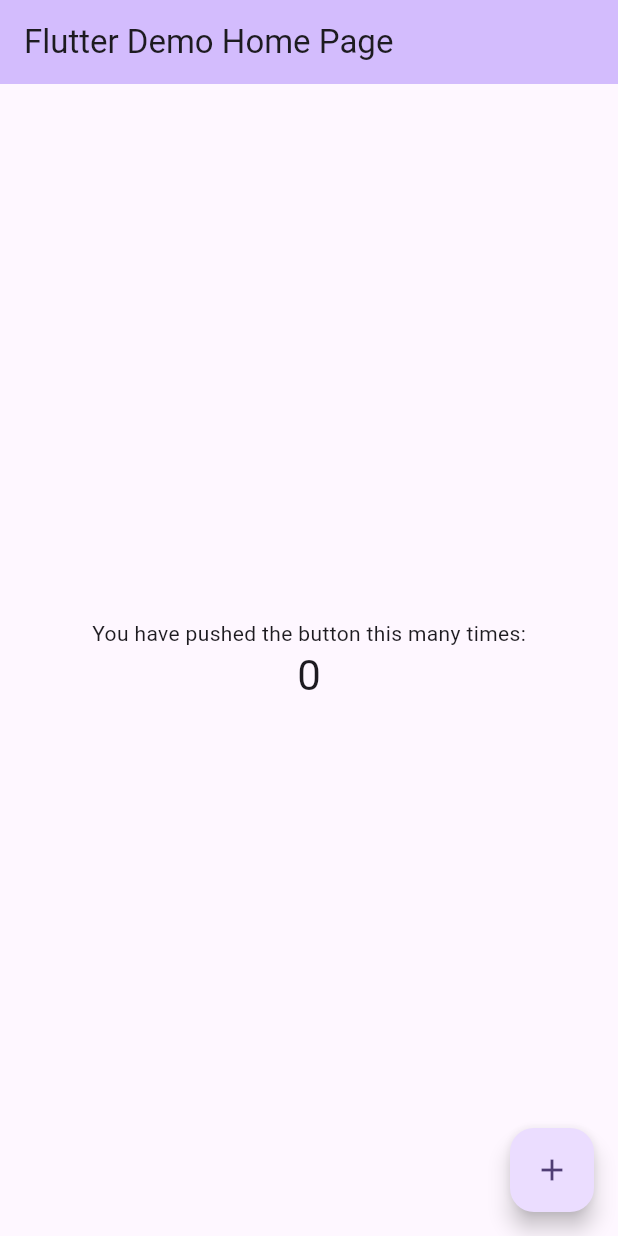
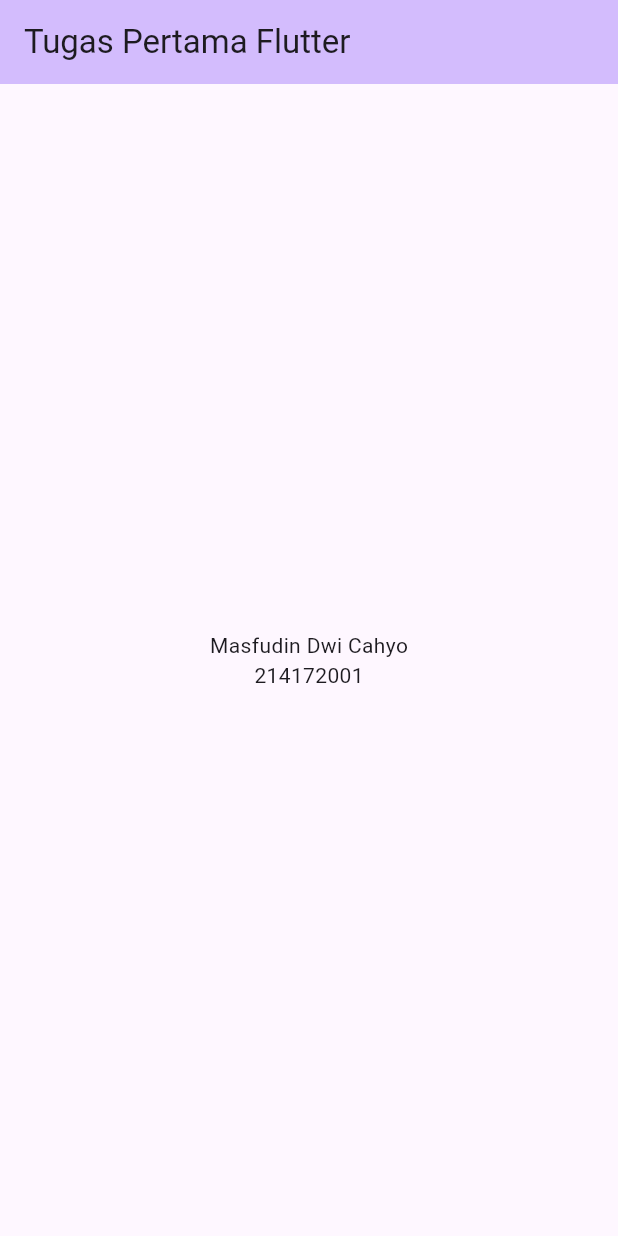
Before and after one commit to masfudindc/pemrograman_mobile_flutter, a Flutter app: the screen it shows after launch, on a phone screen of 412 x 824 dp. Run offline on Flutter 3.47's test engine with Material 2 defaults, Android fonts, the light colour scheme and no system bars.

Commit message:
Tugas pertama flutter

```diff
--- a/lib/main.dart
+++ b/lib/main.dart
@@ -31,7 +31,7 @@
         colorScheme: ColorScheme.fromSeed(seedColor: Colors.deepPurple),
         useMaterial3: true,
       ),
-      home: const MyHomePage(title: 'Flutter Demo Home Page'),
+      home: const MyHomePage(title: 'Tugas Pertama Flutter'),
     );
   }
 }
@@ -55,18 +55,6 @@
 }
 
 class _MyHomePageState extends State<MyHomePage> {
-  int _counter = 0;
-
-  void _incrementCounter() {
-    setState(() {
-      // This call to setState tells the Flutter framework that something has
-      // changed in this State, which causes it to rerun the build method below
-      // so that the display can reflect the updated values. If we changed
-      // _counter without calling setState(), then the build method would not be
-      // called again, and so nothing would appear to happen.
-      _counter++;
-    });
-  }
 
   @override
   Widget build(BuildContext context) {
@@ -90,36 +78,23 @@
         // Center is a layout widget. It takes a single child and positions it
         // in the middle of the parent.
         child: Column(
-          // Column is also a layout widget. It takes a list of children and
-          // arranges them vertically. By default, it sizes itself to fit its
-          // children horizontally, and tries to be as tall as its parent.
-          //
-          // Column has various properties to control how it sizes itself and
-          // how it positions its children. Here we use mainAxisAlignment to
-          // center the children vertically; the main axis here is the vertical
-          // axis because Columns are vertical (the cross axis would be
-          // horizontal).
-          //
-          // TRY THIS: Invoke "debug painting" (choose the "Toggle Debug Paint"
-          // action in the IDE, or press "p" in the console), to see the
-          // wireframe for each widget.
+
           mainAxisAlignment: MainAxisAlignment.center,
           children: <Widget>[
             const Text(
-              'You have pushed the button this many times:',
+              'Masfudin Dwi Cahyo',
             ),
-            Text(
-              '$_counter',
-              style: Theme.of(context).textTheme.headlineMedium,
+            const Text(
+              '214172001',
             ),
           ],
         ),
       ),
-      floatingActionButton: FloatingActionButton(
-        onPressed: _incrementCounter,
-        tooltip: 'Increment',
-        child: const Icon(Icons.add),
-      ), // This trailing comma makes auto-formatting nicer for build methods.
+      // floatingActionButton: FloatingActionButton(
+      //   onPressed: _incrementCounter,
+      //   tooltip: 'Increment',
+      //   child: const Icon(Icons.add),
+      // ), // This trailing comma makes auto-formatting nicer for build methods.
     );
   }
 }
```
